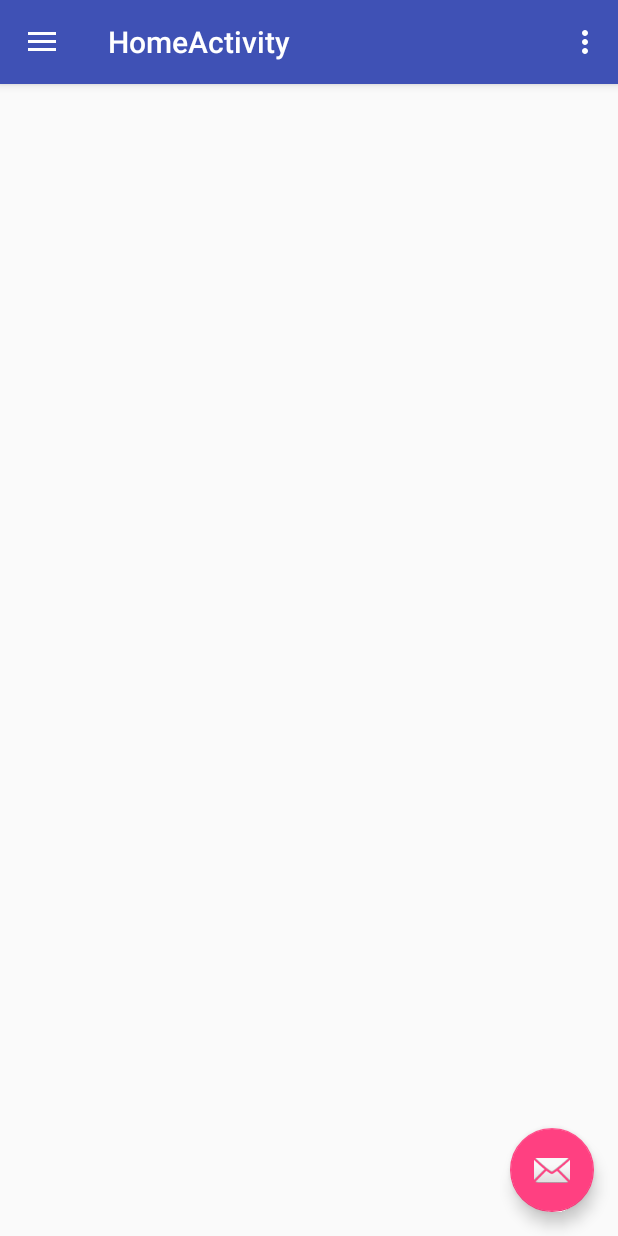
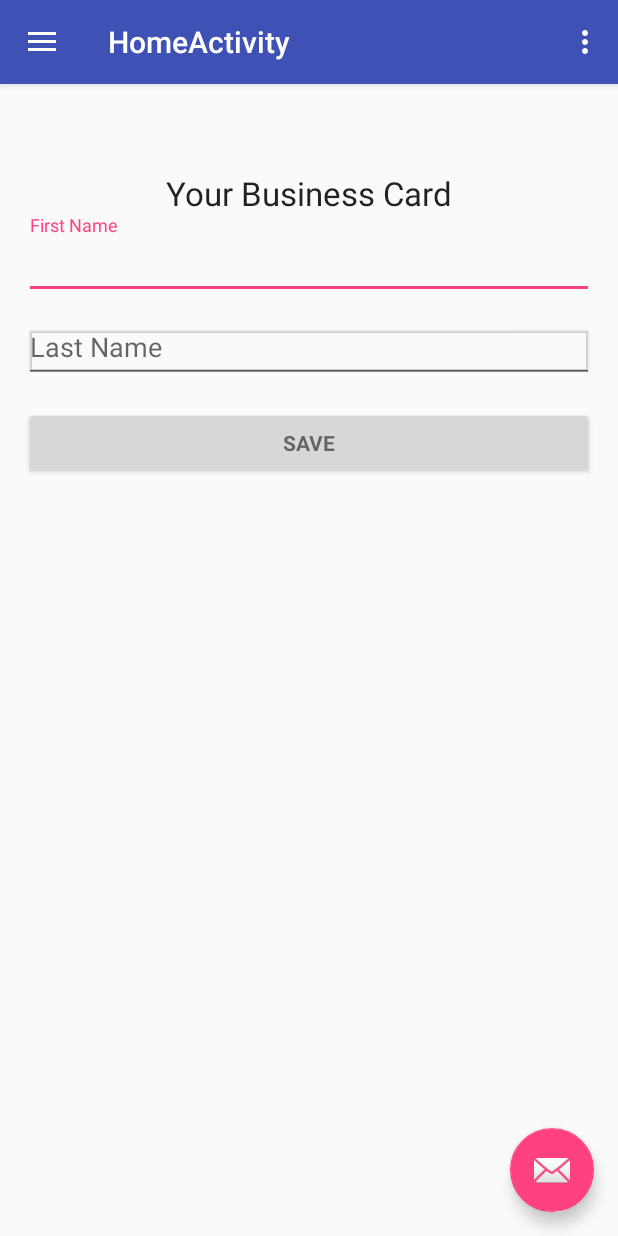
Before and after one commit to lkuza2/Business-Sync, an Android app: the screen it shows after launch once a user with an empty profile is signed in (HomeActivity), on a phone screen of 412 x 824 dp. Run offline under Robolectric (Android 15) with nearby library versions, the phone set to English and light mode, and no system bars; our stand-ins replace Firebase (no records; nobody signed in at launch, a user with empty details on screens opened directly); libraries missing offline, so code that uses them is left out: com.firebase.ui; 2 statements that could not run were skipped.

Commit message:
a lot of stuff

```diff
--- a/app/build.gradle
+++ b/app/build.gradle
@@ -28,6 +28,7 @@ dependencies {
     compile 'com.android.support:design:24.2.0'
     compile 'com.google.firebase:firebase-core:10.2.1'
     compile 'com.google.firebase:firebase-auth:10.2.1'
+    compile 'com.google.firebase:firebase-database:10.2.1'
     compile 'com.firebaseui:firebase-ui-auth:1.2.0'
     testCompile 'junit:junit:4.12'
 }
--- a/app/src/main/AndroidManifest.xml
+++ b/app/src/main/AndroidManifest.xml
@@ -6,6 +6,8 @@
     <uses-permission android:name="android.permission.GET_ACCOUNTS"/>
     <uses-permission android:name="android.permission.READ_PROFILE"/>
     <uses-permission android:name="android.permission.READ_CONTACTS"/>
+    <uses-permission android:name="android.permission.NFC" />
+    <uses-feature android:name="android.hardware.nfc" android:required="true" />
 
     <application
             android:allowBackup="true"
--- a/app/src/main/java/com/rose/businesssyncapp/home/HomeActivity.java
+++ b/app/src/main/java/com/rose/businesssyncapp/home/HomeActivity.java
@@ -3,6 +3,7 @@ package com.rose.businesssyncapp.home;
 import android.os.Bundle;
 import android.support.design.widget.FloatingActionButton;
 import android.support.design.widget.Snackbar;
+import android.support.v4.app.Fragment;
 import android.view.View;
 import android.support.design.widget.NavigationView;
 import android.support.v4.view.GravityCompat;
@@ -12,10 +13,18 @@ import android.support.v7.app.AppCompatActivity;
 import android.support.v7.widget.Toolbar;
 import android.view.Menu;
 import android.view.MenuItem;
+import android.widget.TextView;
+import com.google.firebase.auth.FirebaseAuth;
+import com.google.firebase.database.DatabaseReference;
+import com.google.firebase.database.FirebaseDatabase;
 import com.rose.businesssyncapp.R;
+import com.rose.businesssyncapp.card.RegisterCardFragment;
+import com.rose.businesssyncapp.contacts.AddContactFragment;
 
 public class HomeActivity extends AppCompatActivity
         implements NavigationView.OnNavigationItemSelectedListener {
+
+    private DatabaseReference database;
 
     @Override
     protected void onCreate(Bundle savedInstanceState) {
@@ -23,6 +32,7 @@ public class HomeActivity extends AppCompatActivity
         setContentView(R.layout.activity_home);
         Toolbar toolbar = (Toolbar) findViewById(R.id.toolbar);
         setSupportActionBar(toolbar);
+        FirebaseAuth auth = FirebaseAuth.getInstance();
 
         FloatingActionButton fab = (FloatingActionButton) findViewById(R.id.fab);
         fab.setOnClickListener(new View.OnClickListener() {
@@ -41,6 +51,33 @@ public class HomeActivity extends AppCompatActivity
 
         NavigationView navigationView = (NavigationView) findViewById(R.id.nav_view);
         navigationView.setNavigationItemSelectedListener(this);
+        navigationView.getMenu().findItem(R.id.nav_profile).setChecked(true);
+        onNavigationItemSelected(navigationView.getMenu().getItem(0));
+
+        String email  = auth.getCurrentUser().getEmail();
+        ((TextView) navigationView.getHeaderView(0).findViewById(R.id.login_email)).setText(email);
+        ((TextView) navigationView.getHeaderView(0).findViewById(R.id.login_name)).setText(auth.getCurrentUser().getDisplayName());
+        database = FirebaseDatabase.getInstance().getReference();
+
+        database.child("Users").child(auth.getCurrentUser().getUid()).child("email").setValue(email);
+
+    }
+
+    private void setFragment(Fragment fragment){
+        // Check that the activity is using the layout version with
+        // the fragment_container FrameLayout
+        if (findViewById(R.id.fragment_container) != null) {
+
+            // Create a new Fragment to be placed in the activity layout
+
+            // In case this activity was started with special instructions from an
+            // Intent, pass the Intent's extras to the fragment as arguments
+            fragment.setArguments(getIntent().getExtras());
+
+            // Add the fragment to the 'fragment_container' FrameLayout
+            getSupportFragmentManager().beginTransaction()
+                    .replace(R.id.fragment_container, fragment).commit();
+        }
     }
 
     @Override
@@ -81,12 +118,12 @@ public class HomeActivity extends AppCompatActivity
         // Handle navigation view item clicks here.
         int id = item.getItemId();
 
-        if (id == R.id.nav_camera) {
-            // Handle the camera action
-        } else if (id == R.id.nav_gallery) {
-
-        } else if (id == R.id.nav_slideshow) {
-
+        if (id == R.id.nav_profile) {
+            setFragment(new ProfileFragment());
+        } else if (id == R.id.nav_register_card) {
+            setFragment(new RegisterCardFragment());
+        } else if (id == R.id.nav_add_contact) {
+            setFragment(new AddContactFragment());
         } else if (id == R.id.nav_manage) {
 
         } else if (id == R.id.nav_share) {
--- /dev/null
+++ b/app/src/main/java/com/rose/businesssyncapp/home/ProfileFragment.java
@@ -0,0 +1,113 @@
+package com.rose.businesssyncapp.home;
+
+
+import android.os.Bundle;
+import android.support.annotation.Nullable;
+import android.support.v4.app.Fragment;
+import android.util.Log;
+import android.view.LayoutInflater;
+import android.view.View;
+import android.view.ViewGroup;
+import android.view.WindowManager;
+import android.widget.AutoCompleteTextView;
+import android.widget.Button;
+import android.widget.TextView;
+import com.google.firebase.auth.FirebaseAuth;
+import com.google.firebase.database.*;
+import com.rose.businesssyncapp.R;
+import com.rose.businesssyncapp.user.User;
+
+import java.io.FileDescriptor;
+import java.io.PrintWriter;
+import java.util.List;
+
+/**
+ * Created by kuzalj on 3/25/2017.
+ */
+public class ProfileFragment extends Fragment implements View.OnClickListener {
+
+    private DatabaseReference database;
+    FirebaseAuth auth;
+
+    @Nullable
+    @Override
+    public View onCreateView(LayoutInflater inflater, @Nullable ViewGroup container, @Nullable Bundle savedInstanceState) {
+        final View view  = inflater.inflate(R.layout.fragment_profile, container, false);
+        database = FirebaseDatabase.getInstance().getReference();
+        auth = FirebaseAuth.getInstance();
+        getActivity().getWindow().setSoftInputMode(WindowManager.LayoutParams.SOFT_INPUT_STATE_HIDDEN);
+        ValueEventListener userListener = new ValueEventListener() {
+            @Override
+            public void onDataChange(DataSnapshot dataSnapshot) {
+                // Get Post object and use the values to update the UI
+                User user = dataSnapshot.getValue(User.class);
+                if(getView() == null){
+                    Log.d("BusinessSync", "NULL");
+                }
+                ((Button) view.findViewById(R.id.save_profile_button)).setEnabled(true);
+                Log.d("BusinessSync", "Data read");
+                // ...
+            }
+
+            @Override
+            public void onCancelled(DatabaseError databaseError) {
+                // Getting Post failed, log a message
+                Log.w("BusinessSync", "loadPost:onCancelled", databaseError.toException());
+                // ...
+            }
+        };
+        database.child("Users").child(auth.getCurrentUser().getUid()).addValueEventListener(userListener);
+
+        view.findViewById((R.id.save_profile_button)).setOnClickListener(this);
+        return view;
+    }
+
+    @Override
+    public void onActivityCreated(@Nullable Bundle savedInstanceState) {
+        super.onActivityCreated(savedInstanceState);
+        database.child("Users").child(auth.getCurrentUser().getUid()).addListenerForSingleValueEvent(new ValueEventListener() {
+            @Override
+            public void onDataChange(DataSnapshot dataSnapshot) {
+                User user = dataSnapshot.getValue(User.class);
+                if(user.firstName != null){
+                    ((TextView) getView().findViewById(R.id.first_name)).setText(user.firstName);
+                }
+
+                if(user.lastName != null){
+                    ((TextView) getView().findViewById(R.id.last_name)).setText(user.lastName);
+                }
+            }
+
+            @Override
+            public void onCancelled(DatabaseError databaseError) {
+
+            }
+        });
+    }
+
+    @Override
+    public void onStart() {
+        super.onStart();
+    }
+
+    @Override
+    public void onStop() {
+        super.onStop();
+    }
+
+    @Override
+    public void onClick(View v) {
+        switch(v.getId()){
+            case  R.id.save_profile_button:
+                ((Button) getView().findViewById(R.id.save_profile_button)).setEnabled(false);
+                User user = new User(auth.getCurrentUser().getEmail(),
+                        ((TextView) getView().findViewById(R.id.first_name)).getText().toString(),
+                        ((TextView) getView().findViewById(R.id.last_name)).getText().toString());
+
+                database.child("Users").child(auth.getCurrentUser().getUid()).setValue(user);
+                break;
+            default:
+                break;
+        }
+    }
+}
--- a/app/src/main/res/layout/content_home.xml
+++ b/app/src/main/res/layout/content_home.xml
@@ -14,4 +14,9 @@
         tools:showIn="@layout/app_bar_home"
         tools:context="com.rose.businesssyncapp.home.HomeActivity">
 
+    <FrameLayout xmlns:android="http://schemas.android.com/apk/res/android"
+                 android:id="@+id/fragment_container"
+                 android:layout_width="match_parent"
+                 android:layout_height="match_parent" />
+
 </RelativeLayout>
--- /dev/null
+++ b/app/src/main/res/layout/fragment_profile.xml
@@ -0,0 +1,73 @@
+<?xml version="1.0" encoding="utf-8"?>
+<RelativeLayout xmlns:android="http://schemas.android.com/apk/res/android"
+                xmlns:tools="http://schemas.android.com/tools" android:layout_width="match_parent"
+                android:layout_height="match_parent">
+
+    <TextView
+            android:layout_width="wrap_content"
+            android:layout_height="wrap_content"
+            android:id="@+id/business_card_text"
+            android:layout_alignParentTop="true"
+            android:layout_centerHorizontal="true"
+            android:layout_marginTop="42dp"
+            android:textAppearance="@android:style/TextAppearance.Material.Large"
+            android:text="@string/my_card"/>
+
+
+    <ScrollView
+            android:id="@+id/login_form"
+            android:layout_width="match_parent"
+            android:layout_height="match_parent"
+            android:layout_below="@+id/business_card_text" android:layout_alignParentStart="true">
+
+        <LinearLayout
+                android:id="@+id/email_login_form"
+                android:layout_width="match_parent"
+                android:layout_height="wrap_content"
+                android:orientation="vertical">
+
+            <android.support.design.widget.TextInputLayout
+                    android:layout_width="match_parent"
+                    android:layout_height="wrap_content">
+
+                <AutoCompleteTextView
+                        android:id="@+id/first_name"
+                        android:layout_width="match_parent"
+                        android:layout_height="wrap_content"
+                        android:hint="@string/hint_first_name"
+                        android:inputType="textEmailAddress"
+                        android:maxLines="1"
+                        android:singleLine="true"/>
+
+            </android.support.design.widget.TextInputLayout>
+
+            <android.support.design.widget.TextInputLayout
+                    android:layout_width="match_parent"
+                    android:layout_height="wrap_content">
+
+                <EditText
+                        android:id="@+id/last_name"
+                        android:layout_width="match_parent"
+                        android:layout_height="wrap_content"
+                        android:hint="@string/hint_last_name"
+                        android:imeActionId="@+id/login"
+                        android:imeActionLabel="@string/action_sign_in_short"
+                        android:imeOptions="actionUnspecified"
+                        android:maxLines="1"
+                        android:singleLine="true" android:elevation="1dp" android:inputType="textPersonName"/>
+
+            </android.support.design.widget.TextInputLayout>
+
+            <Button
+                    android:id="@+id/save_profile_button"
+                    style="?android:textAppearanceSmall"
+                    android:layout_width="match_parent"
+                    android:layout_height="wrap_content"
+                    android:layout_marginTop="16dp"
+                    android:text="@string/save"
+                    android:textStyle="bold"/>
+
+        </LinearLayout>
+    </ScrollView>
+
+</RelativeLayout>
--- a/app/src/main/res/layout/nav_header_home.xml
+++ b/app/src/main/res/layout/nav_header_home.xml
@@ -25,12 +25,13 @@
             android:layout_height="wrap_content"
             android:paddingTop="@dimen/nav_header_vertical_spacing"
             android:text="Android Studio"
+            android:id="@+id/login_name"
             android:textAppearance="@style/TextAppearance.AppCompat.Body1"/>
 
     <TextView
             android:layout_width="wrap_content"
             android:layout_height="wrap_content"
             android:text="android.studio@android.com"
-            android:id="@+id/textView"/>
+            android:id="@+id/login_email"/>
 
 </LinearLayout>
--- a/app/src/main/res/menu/activity_home_drawer.xml
+++ b/app/src/main/res/menu/activity_home_drawer.xml
@@ -3,17 +3,17 @@
 
     <group android:checkableBehavior="single">
         <item
-                android:id="@+id/nav_camera"
-                android:icon="@drawable/ic_menu_camera"
-                android:title="Import"/>
+                android:id="@+id/nav_profile"
+                android:icon="@drawable/ic_account_circle_black_24dp"
+                android:title="@string/profile_menu"/>
         <item
-                android:id="@+id/nav_gallery"
-                android:icon="@drawable/ic_menu_gallery"
-                android:title="Gallery"/>
+                android:id="@+id/nav_register_card"
+                android:icon="@drawable/ic_credit_card_black_24dp"
+                android:title="@string/register_card"/>
         <item
-                android:id="@+id/nav_slideshow"
-                android:icon="@drawable/ic_menu_slideshow"
-                android:title="Slideshow"/>
+                android:id="@+id/nav_add_contact"
+                android:icon="@drawable/ic_import_contacts_black_24dp"
+                android:title="@string/add_contact_str"/>
         <item
                 android:id="@+id/nav_manage"
                 android:icon="@drawable/ic_menu_manage"
--- a/app/src/main/res/values/strings.xml
+++ b/app/src/main/res/values/strings.xml
@@ -17,4 +17,14 @@
     <string name="navigation_drawer_close">Close navigation drawer</string>
 
     <string name="action_settings">Settings</string>
+    <string name="my_card">Your Business Card</string>
+    <string name="hint_first_name">First Name</string>
+    <string name="hint_last_name">Last Name</string>
+    <string name="save">Save</string>
+    <string name="profile_menu">Profile</string>
+    <string name="register_card">Register Card</string>
+    <string name="register_card_prompt">Tap a New Card to Register or Remove</string>
+    <string name="cards_registered">Cards Registered:</string>
+    <string name="card_id">Card ID:</string>
+    <string name="add_contact_str">Add Contact</string>
 </resources>
```
Also changed, not shown: app/src/main/java/com/rose/businesssyncapp/card/Card.java (added, +13 -0 lines), app/src/main/java/com/rose/businesssyncapp/card/CardListAdapter.java (added, +52 -0 lines), app/src/main/java/com/rose/businesssyncapp/card/RegisterCardFragment.java (added, +114 -0 lines), app/src/main/java/com/rose/businesssyncapp/contacts/AddContactFragment.java (added, +46 -0 lines), app/src/main/java/com/rose/businesssyncapp/user/User.java (added, +35 -0 lines), app/src/main/res/layout/card.xml (added, +16 -0 lines), app/src/main/res/layout/fragment_add_contact.xml (added, +12 -0 lines), app/src/main/res/layout/fragment_register_card.xml (added, +24 -0 lines).
